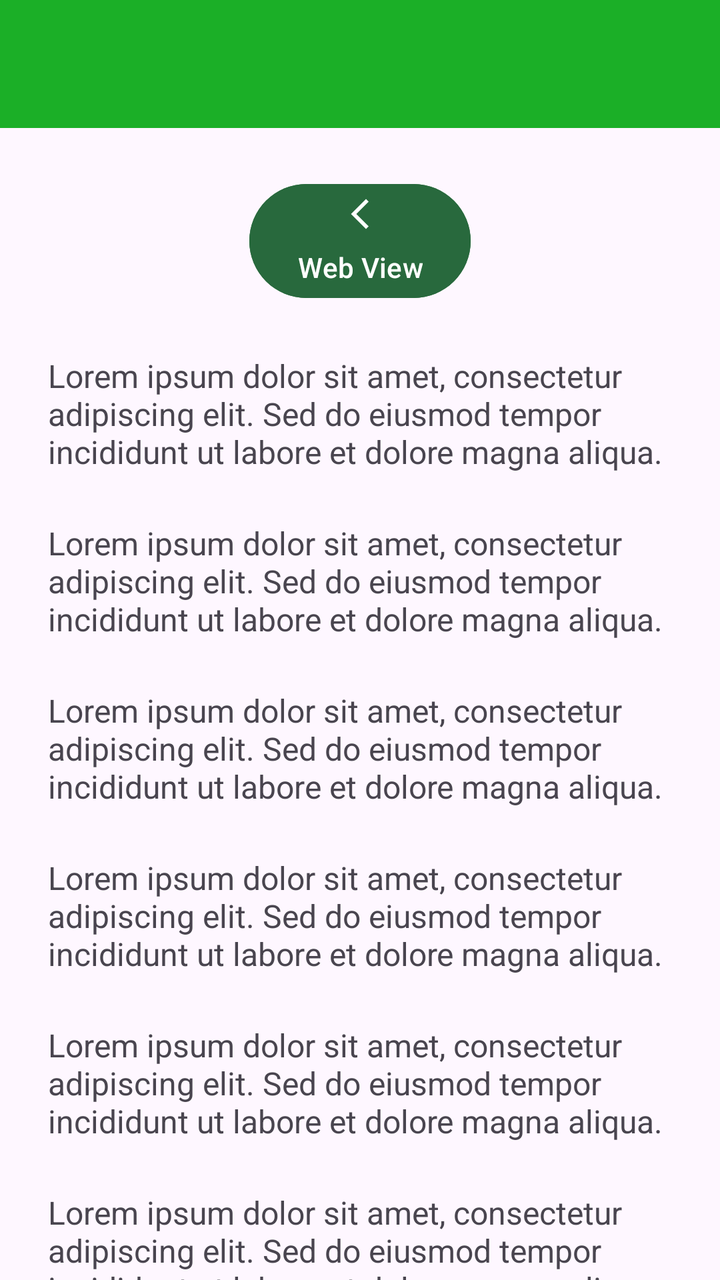
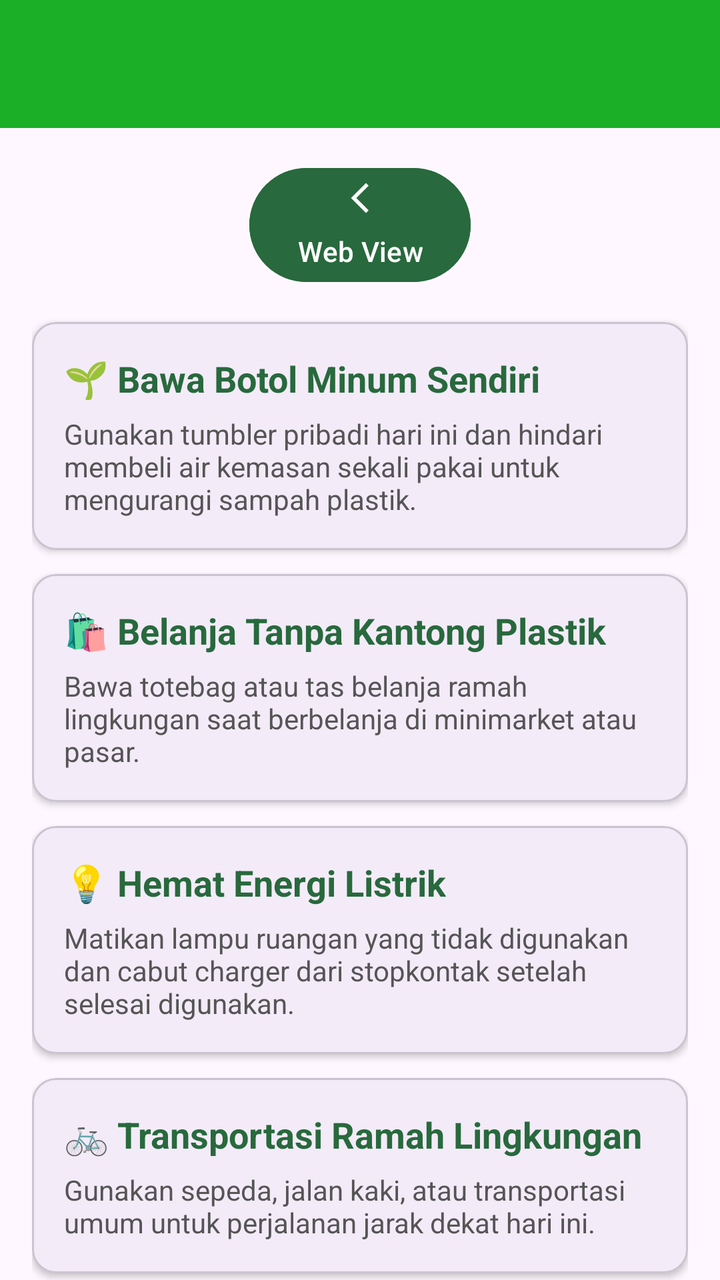

The first picture is an Android layout as it rendered before a commit; the second is the same layout after the commit. The layout source and the unified diff follow.
<!-- AndroidManifest.xml: application theme Theme.Athia_24TIC -->
<!-- res/layout/activity_lima.xml -->
<?xml version="1.0" encoding="utf-8"?>
<androidx.coordinatorlayout.widget.CoordinatorLayout xmlns:android="http://schemas.android.com/apk/res/android"
    xmlns:app="http://schemas.android.com/apk/res-auto"
    xmlns:tools="http://schemas.android.com/tools"
    android:id="@+id/main"
    android:layout_width="match_parent"
    android:layout_height="match_parent"
    tools:context=".Home.pertemuan_5.LimaActivity">

    <com.google.android.material.appbar.AppBarLayout
        android:id="@+id/appBar"
        android:layout_width="match_parent"
        android:layout_height="wrap_content">

        <androidx.appcompat.widget.Toolbar
            android:id="@+id/toolbar"
            android:layout_width="match_parent"
            android:layout_height="?attr/actionBarSize"
            android:background="#1BAF27"
            app:layout_constraintEnd_toEndOf="parent"
            app:layout_constraintStart_toStartOf="parent"
            app:layout_constraintTop_toTopOf="parent"
            app:subtitleTextColor="@android:color/white"
            app:titleTextColor="@android:color/white"
            app:layout_scrollFlags="scroll|enterAlways"/>

    </com.google.android.material.appbar.AppBarLayout>



    <androidx.core.widget.NestedScrollView
        android:layout_width="match_parent"
        android:layout_height="match_parent"
        app:layout_behavior="@string/appbar_scrolling_view_behavior"
        android:padding="24dp"
        android:clipToPadding="false">

        <LinearLayout
            android:layout_width="match_parent"
            android:layout_height="wrap_content"
            android:orientation="vertical"
            android:gravity="center_horizontal">

            
            <Button
                android:id="@+id/btnWebView"
                android:layout_width="wrap_content"
                android:layout_height="wrap_content"
                android:backgroundTint="#28693D"
                android:text="Web View"
                app:icon="@drawable/ic_arrow_back"
                app:iconGravity="top"></Button>

            <TextView
                android:layout_width="match_parent"
                android:layout_height="wrap_content"
                android:text="Lorem ipsum dolor sit amet, consectetur adipiscing elit. Sed do eiusmod tempor incididunt ut labore et dolore magna aliqua. "
                android:textSize="16sp"
                android:layout_marginTop="24dp" />
            <TextView
                android:layout_width="match_parent"
                android:layout_height="wrap_content"
                android:text="Lorem ipsum dolor sit amet, consectetur adipiscing elit. Sed do eiusmod tempor incididunt ut labore et dolore magna aliqua. "
                android:textSize="16sp"
                android:layout_marginTop="24dp" />
            <TextView
                android:layout_width="match_parent"
                android:layout_height="wrap_content"
                android:text="Lorem ipsum dolor sit amet, consectetur adipiscing elit. Sed do eiusmod tempor incididunt ut labore et dolore magna aliqua. "
                android:textSize="16sp"
                android:layout_marginTop="24dp" />
            <TextView
                android:layout_width="match_parent"
                android:layout_height="wrap_content"
                android:text="Lorem ipsum dolor sit amet, consectetur adipiscing elit. Sed do eiusmod tempor incididunt ut labore et dolore magna aliqua. "
                android:textSize="16sp"
                android:layout_marginTop="24dp" />
            <TextView
                android:layout_width="match_parent"
                android:layout_height="wrap_content"
                android:text="Lorem ipsum dolor sit amet, consectetur adipiscing elit. Sed do eiusmod tempor incididunt ut labore et dolore magna aliqua. "
                android:textSize="16sp"
                android:layout_marginTop="24dp" />
            <TextView
                android:layout_width="match_parent"
                android:layout_height="wrap_content"
                android:text="Lorem ipsum dolor sit amet, consectetur adipiscing elit. Sed do eiusmod tempor incididunt ut labore et dolore magna aliqua. "
                android:textSize="16sp"
                android:layout_marginTop="24dp" />
            <TextView
                android:layout_width="match_parent"
                android:layout_height="wrap_content"
                android:text="Lorem ipsum dolor sit amet, consectetur adipiscing elit. Sed do eiusmod tempor incididunt ut labore et dolore magna aliqua. "
                android:textSize="16sp"
                android:layout_marginTop="24dp" />
            <TextView
                android:layout_width="match_parent"
                android:layout_height="wrap_content"
                android:text="Lorem ipsum dolor sit amet, consectetur adipiscing elit. Sed do eiusmod tempor incididunt ut labore et dolore magna aliqua. "
                android:textSize="16sp"
                android:layout_marginTop="24dp" />
            <TextView
                android:layout_width="match_parent"
                android:layout_height="wrap_content"
                android:text="Lorem ipsum dolor sit amet, consectetur adipiscing elit. Sed do eiusmod tempor incididunt ut labore et dolore magna aliqua. "
                android:textSize="16sp"
                android:layout_marginTop="24dp" />
            <TextView
                android:layout_width="match_parent"
                android:layout_height="wrap_content"
                android:text="Lorem ipsum dolor sit amet, consectetur adipiscing elit. Sed do eiusmod tempor incididunt ut labore et dolore magna aliqua. "
                android:textSize="16sp"
                android:layout_marginTop="24dp" />
            <TextView
                android:layout_width="match_parent"
                android:layout_height="wrap_content"
                android:text="Lorem ipsum dolor sit amet, consectetur adipiscing elit. Sed do eiusmod tempor incididunt ut labore et dolore magna aliqua. "
                android:textSize="16sp"
                android:layout_marginTop="24dp" />
            <TextView
                android:layout_width="match_parent"
                android:layout_height="wrap_content"
                android:text="Lorem ipsum dolor sit amet, consectetur adipiscing elit. Sed do eiusmod tempor incididunt ut labore et dolore magna aliqua. "
                android:textSize="16sp"
                android:layout_marginTop="24dp" />
            <TextView
                android:layout_width="match_parent"
                android:layout_height="wrap_content"
                android:text="Lorem ipsum dolor sit amet, consectetur adipiscing elit. Sed do eiusmod tempor incididunt ut labore et dolore magna aliqua. "
                android:textSize="16sp"
                android:layout_marginTop="24dp" />
            <TextView
                android:layout_width="match_parent"
                android:layout_height="wrap_content"
                android:text="Lorem ipsum dolor sit amet, consectetur adipiscing elit. Sed do eiusmod tempor incididunt ut labore et dolore magna aliqua. "
                android:textSize="16sp"
                android:layout_marginTop="24dp" />
            <TextView
                android:layout_width="match_parent"
                android:layout_height="wrap_content"
                android:text="Lorem ipsum dolor sit amet, consectetur adipiscing elit. Sed do eiusmod tempor incididunt ut labore et dolore magna aliqua. "
                android:textSize="16sp"
                android:layout_marginTop="24dp" />
            <TextView
                android:layout_width="match_parent"
                android:layout_height="wrap_content"
                android:text="Lorem ipsum dolor sit amet, consectetur adipiscing elit. Sed do eiusmod tempor incididunt ut labore et dolore magna aliqua. "
                android:textSize="16sp"
                android:layout_marginTop="24dp" />
            <TextView
                android:layout_width="match_parent"
                android:layout_height="wrap_content"
                android:text="Lorem ipsum dolor sit amet, consectetur adipiscing elit. Sed do eiusmod tempor incididunt ut labore et dolore magna aliqua. "
                android:textSize="16sp"
                android:layout_marginTop="24dp" />
        </LinearLayout>
    </androidx.core.widget.NestedScrollView>

</androidx.coordinatorlayout.widget.CoordinatorLayout>
<!-- resources referenced by this layout -->
<resources>
  <!-- drawable ic_arrow_back (drawable) -->
  <vector xmlns:android="http://schemas.android.com/apk/res/android" android:autoMirrored="true" android:height="24dp" android:tint="#FFFFFF" android:viewportHeight="960" android:viewportWidth="960" android:width="24dp">
        
      <path android:fillColor="@android:color/white" android:pathData="M640,880L240,480L640,80L711,151L382,480L711,809L640,880Z"/>
      
  </vector>
  <style name="Theme.Athia_24TIC" parent="Base.Theme.Athia_24TIC" />
  <style name="Base.Theme.Athia_24TIC" parent="Theme.Material3.DayNight.NoActionBar">
          
          
      </style>
</resources>

<!-- the commit's change to res/layout/activity_lima.xml (unified diff, before → after) -->
@@ -5,7 +5,7 @@
     android:id="@+id/main"
     android:layout_width="match_parent"
     android:layout_height="match_parent"
-    tools:context=".Home.pertemuan_5.LimaActivity">
+    tools:context=".Home.WebView.LimaActivity">
 
     <com.google.android.material.appbar.AppBarLayout
         android:id="@+id/appBar"
@@ -26,13 +26,11 @@
 
     </com.google.android.material.appbar.AppBarLayout>
 
-
-
     <androidx.core.widget.NestedScrollView
         android:layout_width="match_parent"
         android:layout_height="match_parent"
         app:layout_behavior="@string/appbar_scrolling_view_behavior"
-        android:padding="24dp"
+        android:padding="16dp"
         android:clipToPadding="false">
 
         <LinearLayout
@@ -49,110 +47,201 @@
                 android:backgroundTint="#28693D"
                 android:text="Web View"
                 app:icon="@drawable/ic_arrow_back"
-                app:iconGravity="top"></Button>
-
-            <TextView
-                android:layout_width="match_parent"
-                android:layout_height="wrap_content"
-                android:text="Lorem ipsum dolor sit amet, consectetur adipiscing elit. Sed do eiusmod tempor incididunt ut labore et dolore magna aliqua. "
-                android:textSize="16sp"
-                android:layout_marginTop="24dp" />
-            <TextView
-                android:layout_width="match_parent"
-                android:layout_height="wrap_content"
-                android:text="Lorem ipsum dolor sit amet, consectetur adipiscing elit. Sed do eiusmod tempor incididunt ut labore et dolore magna aliqua. "
-                android:textSize="16sp"
-                android:layout_marginTop="24dp" />
-            <TextView
-                android:layout_width="match_parent"
-                android:layout_height="wrap_content"
-                android:text="Lorem ipsum dolor sit amet, consectetur adipiscing elit. Sed do eiusmod tempor incididunt ut labore et dolore magna aliqua. "
-                android:textSize="16sp"
-                android:layout_marginTop="24dp" />
-            <TextView
-                android:layout_width="match_parent"
-                android:layout_height="wrap_content"
-                android:text="Lorem ipsum dolor sit amet, consectetur adipiscing elit. Sed do eiusmod tempor incididunt ut labore et dolore magna aliqua. "
-                android:textSize="16sp"
-                android:layout_marginTop="24dp" />
-            <TextView
-                android:layout_width="match_parent"
-                android:layout_height="wrap_content"
-                android:text="Lorem ipsum dolor sit amet, consectetur adipiscing elit. Sed do eiusmod tempor incididunt ut labore et dolore magna aliqua. "
-                android:textSize="16sp"
-                android:layout_marginTop="24dp" />
-            <TextView
-                android:layout_width="match_parent"
-                android:layout_height="wrap_content"
-                android:text="Lorem ipsum dolor sit amet, consectetur adipiscing elit. Sed do eiusmod tempor incididunt ut labore et dolore magna aliqua. "
-                android:textSize="16sp"
-                android:layout_marginTop="24dp" />
-            <TextView
-                android:layout_width="match_parent"
-                android:layout_height="wrap_content"
-                android:text="Lorem ipsum dolor sit amet, consectetur adipiscing elit. Sed do eiusmod tempor incididunt ut labore et dolore magna aliqua. "
-                android:textSize="16sp"
-                android:layout_marginTop="24dp" />
-            <TextView
-                android:layout_width="match_parent"
-                android:layout_height="wrap_content"
-                android:text="Lorem ipsum dolor sit amet, consectetur adipiscing elit. Sed do eiusmod tempor incididunt ut labore et dolore magna aliqua. "
-                android:textSize="16sp"
-                android:layout_marginTop="24dp" />
-            <TextView
-                android:layout_width="match_parent"
-                android:layout_height="wrap_content"
-                android:text="Lorem ipsum dolor sit amet, consectetur adipiscing elit. Sed do eiusmod tempor incididunt ut labore et dolore magna aliqua. "
-                android:textSize="16sp"
-                android:layout_marginTop="24dp" />
-            <TextView
-                android:layout_width="match_parent"
-                android:layout_height="wrap_content"
-                android:text="Lorem ipsum dolor sit amet, consectetur adipiscing elit. Sed do eiusmod tempor incididunt ut labore et dolore magna aliqua. "
-                android:textSize="16sp"
-                android:layout_marginTop="24dp" />
-            <TextView
-                android:layout_width="match_parent"
-                android:layout_height="wrap_content"
-                android:text="Lorem ipsum dolor sit amet, consectetur adipiscing elit. Sed do eiusmod tempor incididunt ut labore et dolore magna aliqua. "
-                android:textSize="16sp"
-                android:layout_marginTop="24dp" />
-            <TextView
-                android:layout_width="match_parent"
-                android:layout_height="wrap_content"
-                android:text="Lorem ipsum dolor sit amet, consectetur adipiscing elit. Sed do eiusmod tempor incididunt ut labore et dolore magna aliqua. "
-                android:textSize="16sp"
-                android:layout_marginTop="24dp" />
-            <TextView
-                android:layout_width="match_parent"
-                android:layout_height="wrap_content"
-                android:text="Lorem ipsum dolor sit amet, consectetur adipiscing elit. Sed do eiusmod tempor incididunt ut labore et dolore magna aliqua. "
-                android:textSize="16sp"
-                android:layout_marginTop="24dp" />
-            <TextView
-                android:layout_width="match_parent"
-                android:layout_height="wrap_content"
-                android:text="Lorem ipsum dolor sit amet, consectetur adipiscing elit. Sed do eiusmod tempor incididunt ut labore et dolore magna aliqua. "
-                android:textSize="16sp"
-                android:layout_marginTop="24dp" />
-            <TextView
-                android:layout_width="match_parent"
-                android:layout_height="wrap_content"
-                android:text="Lorem ipsum dolor sit amet, consectetur adipiscing elit. Sed do eiusmod tempor incididunt ut labore et dolore magna aliqua. "
-                android:textSize="16sp"
-                android:layout_marginTop="24dp" />
-            <TextView
-                android:layout_width="match_parent"
-                android:layout_height="wrap_content"
-                android:text="Lorem ipsum dolor sit amet, consectetur adipiscing elit. Sed do eiusmod tempor incididunt ut labore et dolore magna aliqua. "
-                android:textSize="16sp"
-                android:layout_marginTop="24dp" />
-            <TextView
-                android:layout_width="match_parent"
-                android:layout_height="wrap_content"
-                android:text="Lorem ipsum dolor sit amet, consectetur adipiscing elit. Sed do eiusmod tempor incididunt ut labore et dolore magna aliqua. "
-                android:textSize="16sp"
-                android:layout_marginTop="24dp" />
+                app:iconGravity="top"
+                android:layout_marginBottom="16dp" />
+
+            
+            <com.google.android.material.card.MaterialCardView
+                android:layout_width="match_parent"
+                android:layout_height="wrap_content"
+                android:layout_marginBottom="12dp"
+                app:cardCornerRadius="12dp"
+                app:cardElevation="2dp">
+
+                <LinearLayout
+                    android:layout_width="match_parent"
+                    android:layout_height="wrap_content"
+                    android:orientation="vertical"
+                    android:padding="16dp">
+
+                    <TextView
+                        android:layout_width="wrap_content"
+                        android:layout_height="wrap_content"
+                        android:text="🌱 Bawa Botol Minum Sendiri"
+                        android:textSize="18sp"
+                        android:textStyle="bold"
+                        android:textColor="#28693D" />
+
+                    <TextView
+                        android:layout_width="wrap_content"
+                        android:layout_height="wrap_content"
+                        android:text="Gunakan tumbler pribadi hari ini dan hindari membeli air kemasan sekali pakai untuk mengurangi sampah plastik."
+                        android:textSize="14sp"
+                        android:layout_marginTop="6dp"
+                        android:textColor="#555555" />
+                </LinearLayout>
+            </com.google.android.material.card.MaterialCardView>
+
+            
+            <com.google.android.material.card.MaterialCardView
+                android:layout_width="match_parent"
+                android:layout_height="wrap_content"
+                android:layout_marginBottom="12dp"
+                app:cardCornerRadius="12dp"
+                app:cardElevation="2dp">
+
+                <LinearLayout
+                    android:layout_width="match_parent"
+                    android:layout_height="wrap_content"
+                    android:orientation="vertical"
+                    android:padding="16dp">
+
+                    <TextView
+                        android:layout_width="wrap_content"
+                        android:layout_height="wrap_content"
+                        android:text="🛍️ Belanja Tanpa Kantong Plastik"
+                        android:textSize="18sp"
+                        android:textStyle="bold"
+                        android:textColor="#28693D" />
+
+                    <TextView
+                        android:layout_width="wrap_content"
+                        android:layout_height="wrap_content"
+                        android:text="Bawa totebag atau tas belanja ramah lingkungan saat berbelanja di minimarket atau pasar."
+                        android:textSize="14sp"
+                        android:layout_marginTop="6dp"
+                        android:textColor="#555555" />
+                </LinearLayout>
+            </com.google.android.material.card.MaterialCardView>
+
+            
+            <com.google.android.material.card.MaterialCardView
+                android:layout_width="match_parent"
+                android:layout_height="wrap_content"
+                android:layout_marginBottom="12dp"
+                app:cardCornerRadius="12dp"
+                app:cardElevation="2dp">
+
+                <LinearLayout
+                    android:layout_width="match_parent"
+                    android:layout_height="wrap_content"
+                    android:orientation="vertical"
+                    android:padding="16dp">
+
+                    <TextView
+                        android:layout_width="wrap_content"
+                        android:layout_height="wrap_content"
+                        android:text="💡 Hemat Energi Listrik"
+                        android:textSize="18sp"
+                        android:textStyle="bold"
+                        android:textColor="#28693D" />
+
+                    <TextView
+                        android:layout_width="wrap_content"
+                        android:layout_height="wrap_content"
+                        android:text="Matikan lampu ruangan yang tidak digunakan dan cabut charger dari stopkontak setelah selesai digunakan."
+                        android:textSize="14sp"
+                        android:layout_marginTop="6dp"
+                        android:textColor="#555555" />
+                </LinearLayout>
+            </com.google.android.material.card.MaterialCardView>
+
+            
+            <com.google.android.material.card.MaterialCardView
+                android:layout_width="match_parent"
+                android:layout_height="wrap_content"
+                android:layout_marginBottom="12dp"
+                app:cardCornerRadius="12dp"
+                app:cardElevation="2dp">
+
+                <LinearLayout
+                    android:layout_width="match_parent"
+                    android:layout_height="wrap_content"
+                    android:orientation="vertical"
+                    android:padding="16dp">
+
+                    <TextView
+                        android:layout_width="wrap_content"
+                        android:layout_height="wrap_content"
+                        android:text="🚲 Transportasi Ramah Lingkungan"
+                        android:textSize="18sp"
+                        android:textStyle="bold"
+                        android:textColor="#28693D" />
+
+                    <TextView
+                        android:layout_width="wrap_content"
+                        android:layout_height="wrap_content"
+                        android:text="Gunakan sepeda, jalan kaki, atau transportasi umum untuk perjalanan jarak dekat hari ini."
+                        android:textSize="14sp"
+                        android:layout_marginTop="6dp"
+                        android:textColor="#555555" />
+                </LinearLayout>
+            </com.google.android.material.card.MaterialCardView>
+
+            
+            <com.google.android.material.card.MaterialCardView
+                android:layout_width="match_parent"
+                android:layout_height="wrap_content"
+                android:layout_marginBottom="12dp"
+                app:cardCornerRadius="12dp"
+                app:cardElevation="2dp">
+
+                <LinearLayout
+                    android:layout_width="match_parent"
+                    android:layout_height="wrap_content"
+                    android:orientation="vertical"
+                    android:padding="16dp">
+
+                    <TextView
+                        android:layout_width="wrap_content"
+                        android:layout_height="wrap_content"
+                        android:text="♻️ Pemilahan Sampah Organik dan Anorganik"
+                        android:textSize="18sp"
+                        android:textStyle="bold"
+                        android:textColor="#28693D" />
+
+                    <TextView
+                        android:layout_width="wrap_content"
+                        android:layout_height="wrap_content"
+                        android:text="Pisahkan sampah sisa makanan dari sampah plastik/kertas di rumah Anda sebelum dibuang."
+                        android:textSize="14sp"
+                        android:layout_marginTop="6dp"
+                        android:textColor="#555555" />
+                </LinearLayout>
+            </com.google.android.material.card.MaterialCardView>
+
+            
+            <com.google.android.material.card.MaterialCardView
+                android:layout_width="match_parent"
+                android:layout_height="wrap_content"
+                android:layout_marginBottom="12dp"
+                app:cardCornerRadius="12dp"
+                app:cardElevation="2dp">
+
+                <LinearLayout
+                    android:layout_width="match_parent"
+                    android:layout_height="wrap_content"
+                    android:orientation="vertical"
+                    android:padding="16dp">
+
+                    <TextView
+                        android:layout_width="wrap_content"
+                        android:layout_height="wrap_content"
+                        android:text="🍲 Habiskan Makanan Tanpa Sisa"
+                        android:textSize="18sp"
+                        android:textStyle="bold"
+                        android:textColor="#28693D" />
+
+                    <TextView
+                        android:layout_width="wrap_content"
+                        android:layout_height="wrap_content"
+                        android:text="Ambil porsi makanan secukupnya untuk mencegah *food waste* yang berpotensi menghasilkan gas metana di TPA."
+                        android:textSize="14sp"
+                        android:layout_marginTop="6dp"
+                        android:textColor="#555555" />
+                </LinearLayout>
+            </com.google.android.material.card.MaterialCardView>
+
         </LinearLayout>
     </androidx.core.widget.NestedScrollView>
 
